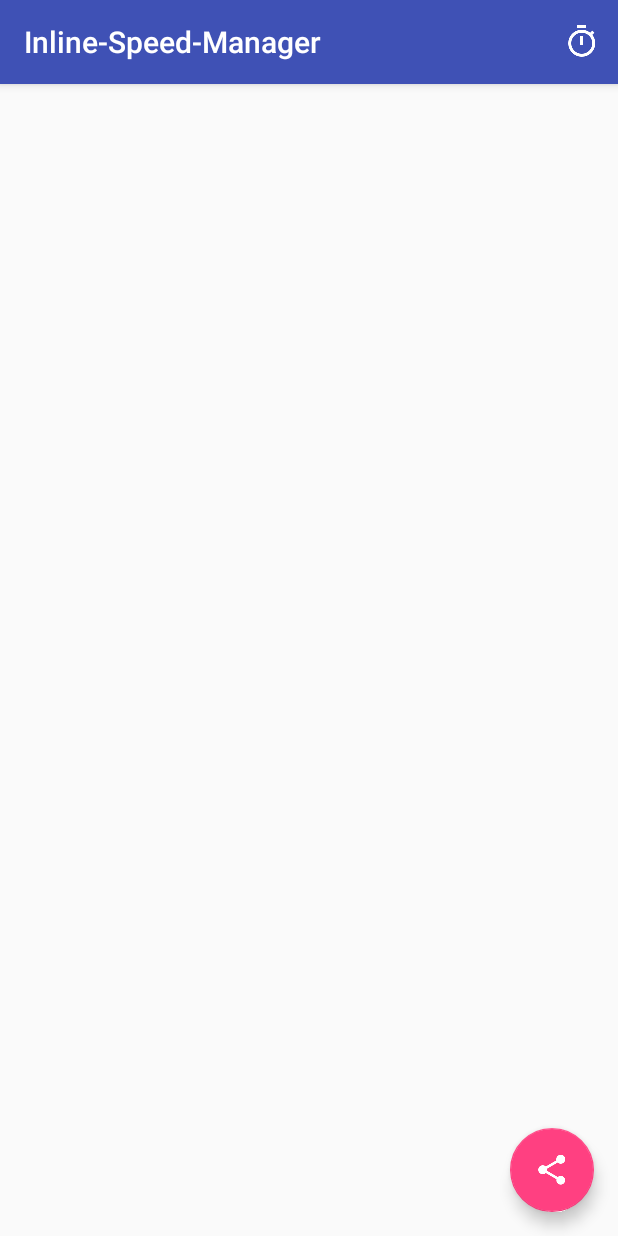
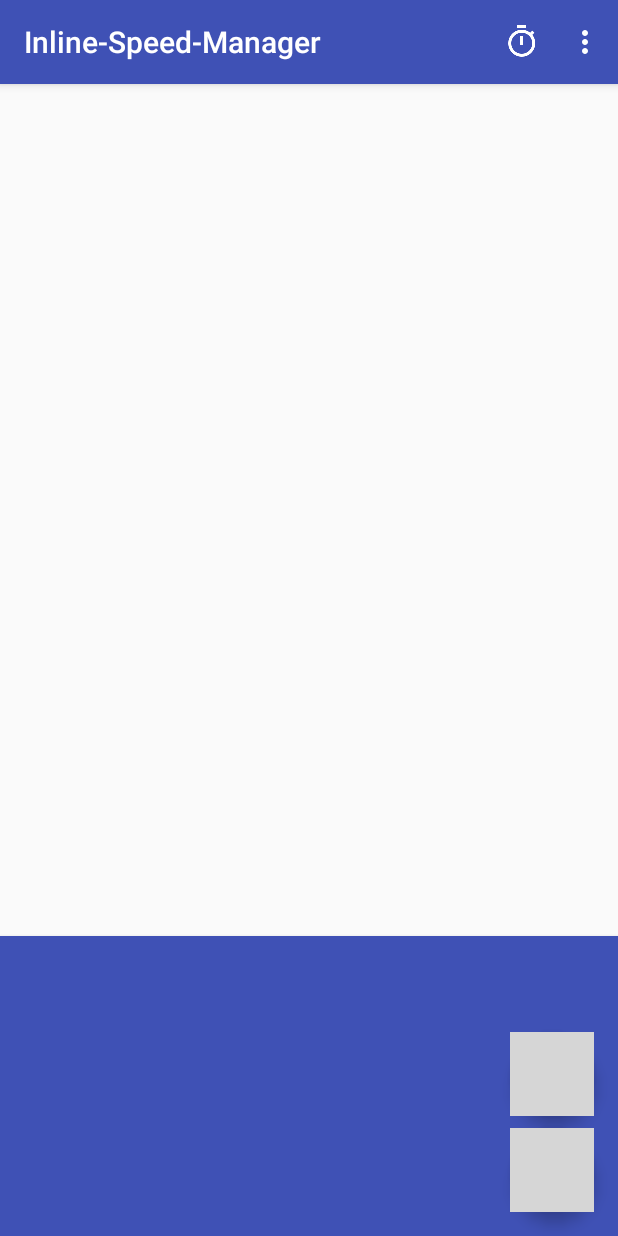
Before and after one commit to nicomazz/Inline-Speed-Manager, an Android app: the screen it shows after launch (MainActivity), after a tap on "debug", on a phone screen of 412 x 824 dp. Run offline under Robolectric (Android 15) with nearby library versions, the light colour scheme and no system bars; our stand-ins replace ButterKnife; libraries missing offline, so code that uses them is left out: io.realm; 4 statements that could not run were skipped; grey boxes are pictures that could not be loaded.

Commit message:
Added tts and sort

```diff
--- a/androidApp/Inline-Speed-Manager/app/src/main/java/com/nicomazz/inline_speed_manager/RunListFragment.java
+++ b/androidApp/Inline-Speed-Manager/app/src/main/java/com/nicomazz/inline_speed_manager/RunListFragment.java
@@ -1,6 +1,9 @@
 package com.nicomazz.inline_speed_manager;
 
 import android.os.Bundle;
+import android.os.Handler;
+import android.os.Looper;
+import android.support.design.widget.FloatingActionButton;
 import android.support.design.widget.Snackbar;
 import android.support.v4.app.Fragment;
 import android.support.v7.widget.LinearLayoutManager;
@@ -21,6 +24,7 @@ import butterknife.BindView;
 import butterknife.ButterKnife;
 import io.realm.Realm;
 import io.realm.RealmResults;
+import io.realm.Sort;
 
 import static android.support.design.widget.Snackbar.LENGTH_LONG;
 
@@ -39,11 +43,26 @@ public class RunListFragment extends Fragment implements BTReceiverManager.BTSta
     @BindView(R.id.log_text)
     TextView logText;
 
+    @BindView(R.id.fab)
+    FloatingActionButton fab;
+
+    @BindView(R.id.sortFab)
+    FloatingActionButton sortFab;
+
     private RunListRecycleViewAdapter adapter;
     private Realm realm;
     private RunDetector runDetector;
 
     private Snackbar snackBTInfo;
+
+    private SortType sortType = SortType.creationTime;
+
+    enum SortType {
+        creationTime,
+        bestTime
+    }
+
+    ;
 
 
     @Override
@@ -57,26 +76,63 @@ public class RunListFragment extends Fragment implements BTReceiverManager.BTSta
 
         runDetector = new RunDetector(this, this, getActivity());
 
+        initFabs();
         setHasOptionsMenu(true);
+        TTSHelper.init();
         return rootView;
     }
 
+    private void initFabs() {
+        fab.setOnClickListener(new View.OnClickListener() {
+            @Override
+            public void onClick(View v) {
+                runDetector.onPause();
+                runDetector.onResume();
+            }
+        });
+        sortFab.setOnClickListener(new View.OnClickListener() {
+            @Override
+            public void onClick(View v) {
+                if (sortType.equals(SortType.creationTime)) {
+                    sortType = SortType.bestTime;
+                    sortFab.setImageResource(R.drawable.ic_timer_white_24dp);
+                    onBtStatusUpdated("Sorted by best time");
+                } else {
+                    sortType = SortType.creationTime;
+                    sortFab.setImageResource(R.drawable.ic_sort_white_24dp);
+                    onBtStatusUpdated("Sorted by creation time");
+                }
+                initRecycleView();
+            }
+        });
+    }
+
     private void initRecycleView() {
-        list.setLayoutManager(new LinearLayoutManager(getContext()));
+        LinearLayoutManager llm = new LinearLayoutManager(getContext());
+        //  llm.setReverseLayout(true);
+        //llm.setStackFromEnd(true);
+        list.setLayoutManager(llm);
         adapter = new RunListRecycleViewAdapter(getContext(), getRealmData());
         list.setAdapter(adapter);
     }
 
     private RealmResults<Run> getRealmData() {
-        return realm.where(Run.class).findAllAsync();
+        switch (sortType) {
+            case creationTime:
+                return realm.where(Run.class).findAllSortedAsync("millisCreation", Sort.DESCENDING);
+            default:
+                return realm.where(Run.class).findAllSortedAsync("durationMillis");
+        }
     }
 
 
-    private Run addRunToRealm(final Run run) {
-        realm.beginTransaction();
-        Run persistentPacking = realm.copyToRealm(run);
-        realm.commitTransaction();
-        return persistentPacking;
+    private void addRunToRealm(final Run run) {
+        realm.executeTransactionAsync(new Realm.Transaction() {
+            @Override
+            public void execute(Realm realm) {
+                realm.copyToRealm(run);
+            }
+        });
     }
 
     @Override
@@ -92,7 +148,10 @@ public class RunListFragment extends Fragment implements BTReceiverManager.BTSta
     }
 
     @Override
-    public void onBtStatusUpdated(String s) {
+    public void onBtStatusUpdated(final String s) {
+        new Handler(Looper.getMainLooper()).post(new Runnable() {
+            @Override
+            public void run() {
                 if (snackBTInfo == null) {
                     snackBTInfo = Snackbar.make(list, s, LENGTH_LONG);
                 }
@@ -100,15 +159,18 @@ public class RunListFragment extends Fragment implements BTReceiverManager.BTSta
                 if (!snackBTInfo.isShown())
                     snackBTInfo.show();
             }
+        });
+    }
 
     @Override
     public void onRunDetected(Run run) {
         addRunToRealm(run);
         updateLog();
+        TTSHelper.speakText(run.toString());
     }
 
     public void updateLog() {
-        if (logView.getVisibility() == View.VISIBLE)
+        //if (isLogVisible())
         logText.setText(runDetector.getLog());
     }
 
@@ -122,11 +184,29 @@ public class RunListFragment extends Fragment implements BTReceiverManager.BTSta
     public boolean onOptionsItemSelected(MenuItem item) {
         if (item.getItemId() == R.id.debug)
             changeAllTimesVisibility();
+        else if (item.getItemId() == R.id.delete_all)
+            deleteAllItems();
         return super.onOptionsItemSelected(item);
     }
 
+    private void deleteAllItems() {
+        realm.executeTransactionAsync(new Realm.Transaction() {
+            @Override
+            public void execute(Realm realm) {
+                realm.delete(Run.class);
+            }
+        });
+    }
+
+    private boolean isLogVisible() {
+        return logView.getVisibility() == View.VISIBLE;
+    }
+
     private void changeAllTimesVisibility() {
-        logView.setVisibility(logText.getVisibility() == View.GONE ? View.VISIBLE : View.GONE);
+        //logView.setVisibility(logText.getVisibility() == View.GONE ? View.VISIBLE : View.GONE);
+        if (isLogVisible())
+            logView.setVisibility(View.GONE);
+        else logView.setVisibility(View.VISIBLE);
         updateLog();
     }
 }
--- a/androidApp/Inline-Speed-Manager/app/src/main/res/layout/activity_main.xml
+++ b/androidApp/Inline-Speed-Manager/app/src/main/res/layout/activity_main.xml
@@ -11,6 +11,7 @@
     <android.support.design.widget.AppBarLayout
         android:layout_width="match_parent"
         android:layout_height="wrap_content"
+        app:layout_behavior="@string/appbar_scrolling_view_behavior"
         android:theme="@style/AppTheme.AppBarOverlay">
 
         <android.support.v7.widget.Toolbar
@@ -31,13 +32,6 @@
         tools:layout="@layout/run_list_fragment_layout"/>
 
 
-    <android.support.design.widget.FloatingActionButton
-        android:id="@+id/fab"
-        android:layout_width="wrap_content"
-        android:layout_height="wrap_content"
-        android:layout_gravity="bottom|end"
-        android:layout_margin="@dimen/fab_margin"
-        app:srcCompat="@drawable/ic_share_white_24dp"
-        app:fabSize="normal"/>
+
 
 </android.support.design.widget.CoordinatorLayout>
--- a/androidApp/Inline-Speed-Manager/app/src/main/res/layout/run_list_fragment_layout.xml
+++ b/androidApp/Inline-Speed-Manager/app/src/main/res/layout/run_list_fragment_layout.xml
@@ -1,4 +1,9 @@
 <?xml version="1.0" encoding="utf-8"?>
+<android.support.design.widget.CoordinatorLayout
+    xmlns:android="http://schemas.android.com/apk/res/android"
+    android:layout_width="match_parent"
+    android:layout_height="match_parent">
+
     <RelativeLayout
         xmlns:android="http://schemas.android.com/apk/res/android"
         xmlns:tools="http://schemas.android.com/tools"
@@ -13,17 +18,42 @@
             android:id="@+id/log_view"
             android:layout_width="match_parent"
             android:layout_height="200dp"
-        android:layout_alignParentBottom="true">
+            android:layout_alignParentBottom="true"
+            android:background="@color/colorPrimary"
+            android:elevation="4dp"
+            android:visibility="gone">
 
             <TextView
                 android:id="@+id/log_text"
                 android:layout_width="match_parent"
-            android:layout_height="wrap_content"/>
+                android:layout_height="wrap_content"
+                android:textColor="@android:color/white"/>
         </ScrollView>
 
         <android.support.v7.widget.RecyclerView
             android:id="@+id/list"
             android:layout_width="match_parent"
             android:layout_height="match_parent"
-        android:layout_above="@id/log_view"/>
+            android:layout_above="@id/log_view"
+            />
+
+
     </RelativeLayout>
+    <android.support.design.widget.FloatingActionButton
+        android:id="@+id/fab"
+        android:layout_width="wrap_content"
+        android:layout_height="wrap_content"
+        android:layout_gravity="bottom|right"
+        android:layout_margin="16dp"
+        android:src="@drawable/ic_bluetooth_connected_white_24dp"/>
+
+    <android.support.design.widget.FloatingActionButton
+        android:id="@+id/sortFab"
+        android:layout_width="wrap_content"
+        android:layout_height="wrap_content"
+        android:layout_above="@+id/fab"
+        android:layout_gravity="bottom|right"
+        android:layout_marginRight="16dp"
+        android:layout_marginBottom="80dp"
+        android:src="@drawable/ic_sort_white_24dp"/>
+</android.support.design.widget.CoordinatorLayout>
--- a/androidApp/Inline-Speed-Manager/app/src/main/res/menu/run_list_menu.xml
+++ b/androidApp/Inline-Speed-Manager/app/src/main/res/menu/run_list_menu.xml
@@ -7,4 +7,10 @@
         android:title="debug"
         android:icon="@drawable/ic_timer_white_24dp"
         app:showAsAction="always"/>
+    <item
+        android:id="@+id/delete_all"
+        android:orderInCategory="101"
+        android:title="delete all"
+        app:showAsAction="never"/>
+
 </menu>
```
Also changed, not shown: androidApp/Inline-Speed-Manager/app/src/main/java/com/nicomazz/inline_speed_manager/Bluetooth/BTReceiverManager.java (+17 -11 lines), androidApp/Inline-Speed-Manager/app/src/main/java/com/nicomazz/inline_speed_manager/MainActivity.java (+2 -10 lines), androidApp/Inline-Speed-Manager/app/src/main/java/com/nicomazz/inline_speed_manager/RunDetector.java (+10 -10 lines), androidApp/Inline-Speed-Manager/app/src/main/java/com/nicomazz/inline_speed_manager/TTSHelper.java (added, +48 -0 lines), androidApp/Inline-Speed-Manager/app/src/main/java/com/nicomazz/inline_speed_manager/adapters/RunListRecycleViewAdapter.java (+7 -0 lines), androidApp/Inline-Speed-Manager/app/src/main/java/com/nicomazz/inline_speed_manager/models/Run.java (+8 -1 lines), androidApp/Inline-Speed-Manager/app/src/main/java/com/nicomazz/inline_speed_manager/views/RunItemView.java (+5 -3 lines), androidApp/Inline-Speed-Manager/app/src/main/res/layout/run_layout.xml (+6 -3 lines), 1 other file. Lines whose indentation alone changed are shown as unchanged.
